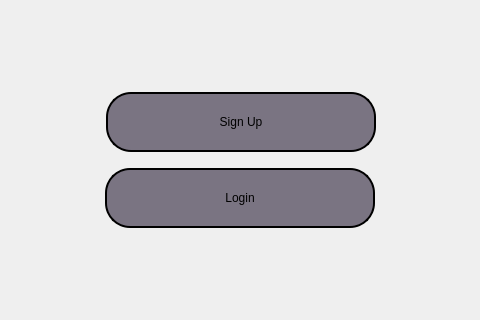
First picture: the form in ToDo/mainpanel.ui, repository Amirrezach1383/uiap-final-project, before the edit; both pictures show x 265 to 745 and y 255 to 575 of the 1000 by 667 pixel window.
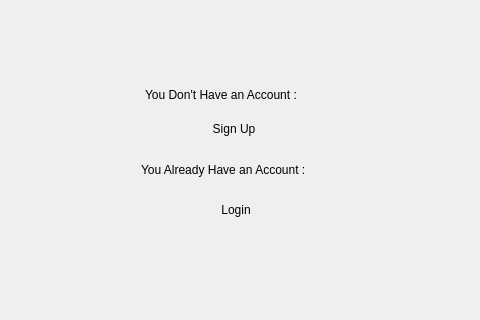
Second picture: the form after the edit. Icons and pictures are not drawn.

Commit message: Some changes in mainPanel design

```diff
--- a/ToDo/mainpanel.ui
+++ b/ToDo/mainpanel.ui
@@ -34,24 +34,27 @@
 	background-color: rgb(160, 153, 171);
 }
 QPushButton {
-	border: 2px solid black;
-	font: 15pt &quot;MV Boli&quot;;
-    border-radius: 25px;
-	background-color: rgb(122, 116, 130);
+	font: 18pt &quot;MV Boli&quot;;
+    border-radius: 20px;
+	background : transparent; 
+	border: none;
     color: rgb(0, 0, 0);
 }
 
+QLabel {
+	font: 10 pt &quot;MV Boli&quot;;
+	color: rgb(0, 0, 0);
 
-</string>
+}</string>
   </property>
   <widget class="QWidget" name="centralwidget">
    <widget class="QPushButton" name="loginPB">
     <property name="geometry">
      <rect>
-      <x>370</x>
-      <y>423</y>
-      <width>270</width>
-      <height>60</height>
+      <x>381</x>
+      <y>440</y>
+      <width>240</width>
+      <height>50</height>
      </rect>
     </property>
     <property name="cursor">
@@ -67,10 +70,10 @@
    <widget class="QPushButton" name="signinPB">
     <property name="geometry">
      <rect>
-      <x>371</x>
-      <y>347</y>
-      <width>270</width>
-      <height>60</height>
+      <x>384</x>
+      <y>358</y>
+      <width>230</width>
+      <height>51</height>
      </rect>
     </property>
     <property name="cursor">
@@ -83,6 +86,32 @@
      <string>Sign Up</string>
     </property>
    </widget>
+   <widget class="QLabel" name="label">
+    <property name="geometry">
+     <rect>
+      <x>410</x>
+      <y>340</y>
+      <width>211</width>
+      <height>20</height>
+     </rect>
+    </property>
+    <property name="text">
+     <string>You Don't Have an Account :</string>
+    </property>
+   </widget>
+   <widget class="QLabel" name="label_2">
+    <property name="geometry">
+     <rect>
+      <x>406</x>
+      <y>415</y>
+      <width>231</width>
+      <height>20</height>
+     </rect>
+    </property>
+    <property name="text">
+     <string>You Already Have an Account :</string>
+    </property>
+   </widget>
   </widget>
  </widget>
  <resources/>
```
Left out of the diff: 2 changed lines with no effect on the pictures. The commit also changes 2 other files.
